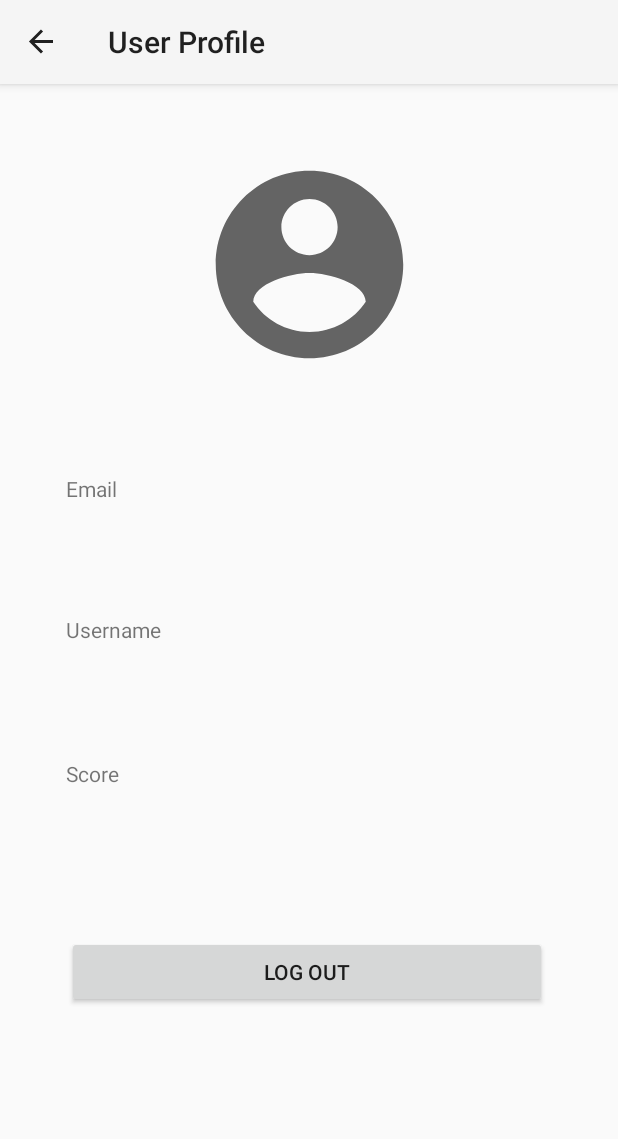
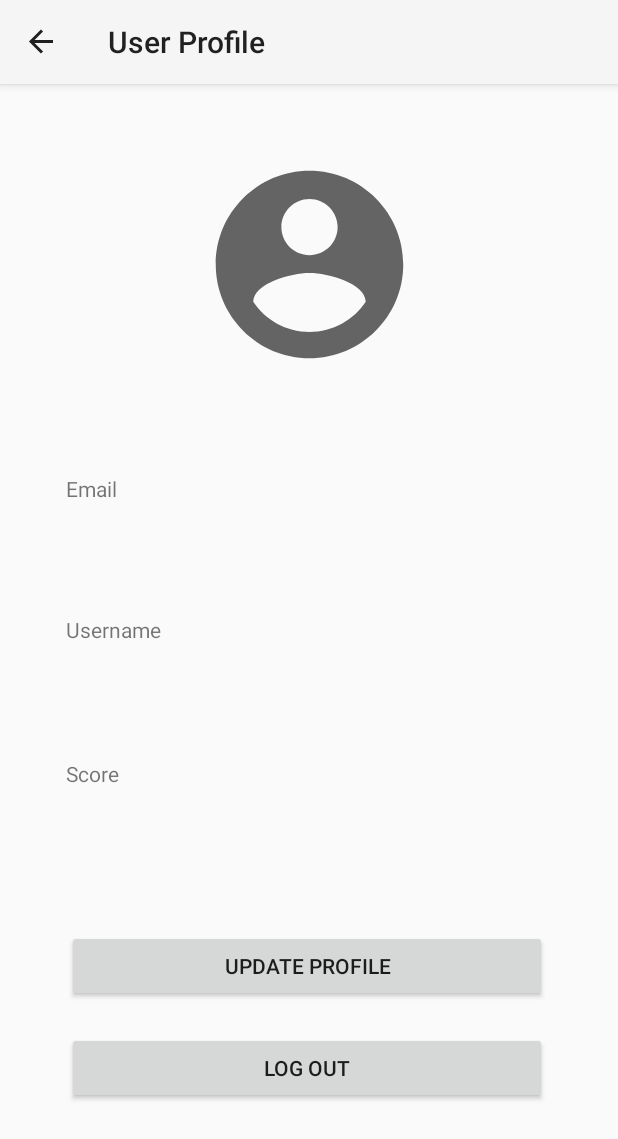
Before and after one commit to Mic98-git/Pong, an Android app: the UserProfileFragment screen opened through its navigation route, on a phone screen of 412 x 824 dp. Shown: the top 1139 px of the screen. Run offline under Robolectric (Android 15) with nearby library versions, the phone set to English and light mode, and no system bars; our stand-ins replace CircleImageView, Firebase (no records; nobody signed in at launch, a user with empty details on screens opened directly), navigation-ui; 3 statements that could not run were skipped.

Commit message:
update score bug fixed

```diff
--- a/PongGame/app/src/main/java/com/example/ponggame/DatabaseImpl.kt
+++ b/PongGame/app/src/main/java/com/example/ponggame/DatabaseImpl.kt
@@ -67,16 +67,15 @@ object DatabaseImpl : Database {
     }
 
     override fun updateUserScore(update: Int) {
-        var score = 0
         getUsersReference().child(getCurrentUserId()).child("score").addListenerForSingleValueEvent(object : ValueEventListener {
             override fun onDataChange(snapshot: DataSnapshot) {
-                score = snapshot.child("score").value.toString().toInt()
+                val score = (snapshot.value as Long).toInt()
+                getUsersReference().child(getCurrentUserId()).child("score").setValue(score.plus(update))
             }
             override fun onCancelled(error: DatabaseError) {
                 Log.d("DatabaseImpl", "Error setting current user data")
             }
         })
-        getUsersReference().child(getCurrentUserId()).child("score").setValue(score.plus(update))
     }
 
     override fun updateProfilePicture(imageUri: Uri) {
--- a/PongGame/app/src/main/java/com/example/ponggame/UserProfileFragment.kt
+++ b/PongGame/app/src/main/java/com/example/ponggame/UserProfileFragment.kt
@@ -56,6 +56,10 @@ class UserProfileFragment : Fragment() {
             })
         }
 
+        val updateProfileButton = view.findViewById<Button>(R.id.update_profile_button)
+        updateProfileButton.setOnClickListener {
+        }
+
         val signOutButton = view.findViewById<Button>(R.id.log_out_button)
         signOutButton.setOnClickListener {
             logOut()
--- a/PongGame/app/src/main/res/layout/fragment_user_profile.xml
+++ b/PongGame/app/src/main/res/layout/fragment_user_profile.xml
@@ -94,15 +94,27 @@
         app:layout_constraintTop_toBottomOf="@id/user_email" />
 
     <Button
+        android:id="@+id/update_profile_button"
+        android:layout_width="320dp"
+        android:layout_height="wrap_content"
+        android:layout_marginTop="36dp"
+        android:text="Update profile"
+        app:cornerRadius="24dp"
+        app:layout_constraintEnd_toEndOf="parent"
+        app:layout_constraintHorizontal_bias="0.483"
+        app:layout_constraintStart_toStartOf="parent"
+        app:layout_constraintTop_toBottomOf="@id/user_score" />
+
+    <Button
         android:id="@+id/log_out_button"
         android:layout_width="320dp"
         android:layout_height="wrap_content"
-        android:layout_marginTop="136dp"
+        android:layout_marginTop="104dp"
         android:text="Log out"
         app:cornerRadius="24dp"
         app:layout_constraintEnd_toEndOf="parent"
         app:layout_constraintHorizontal_bias="0.483"
         app:layout_constraintStart_toStartOf="parent"
-        app:layout_constraintTop_toBottomOf="@id/user_username" />
+        app:layout_constraintTop_toBottomOf="@id/user_score" />
 
 </androidx.constraintlayout.widget.ConstraintLayout>
```
